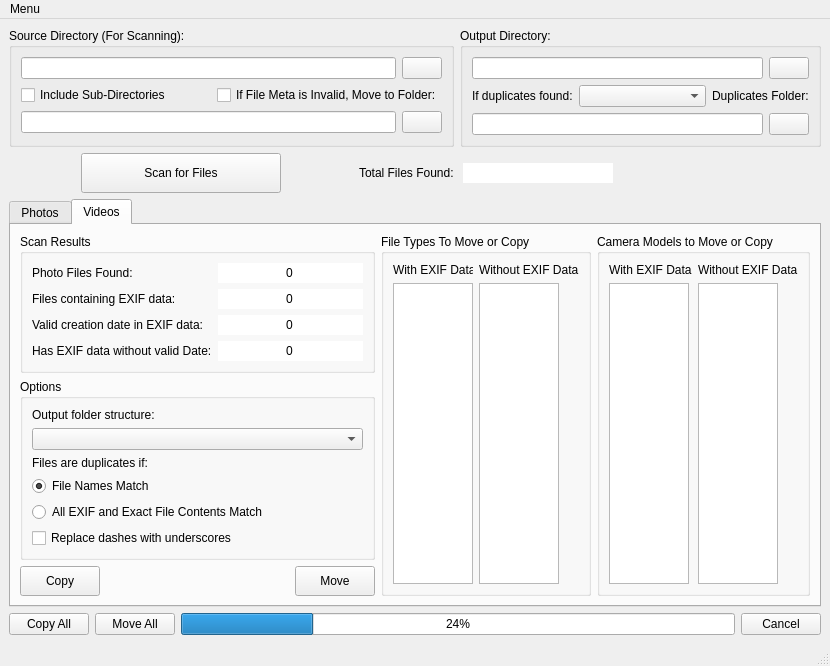
AmelioratesDevelopment/MetaMover, file metamovermainwindow.ui: the form before one commit.
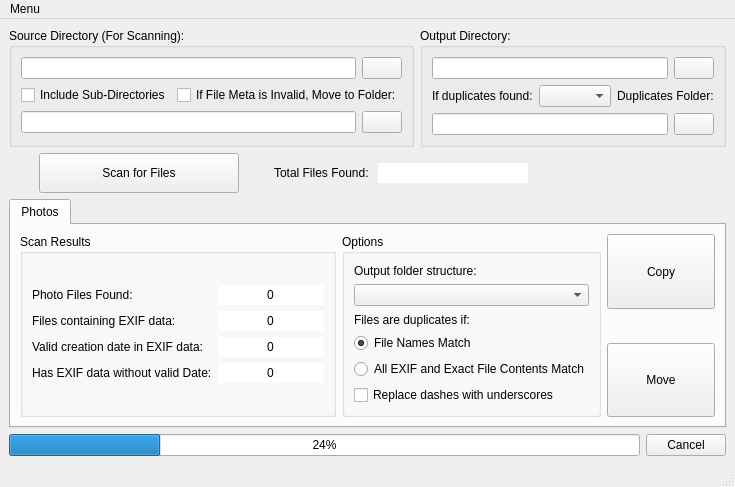
The form after the commit. The open tabs and pages were chosen to show the change. Icons and pictures are not drawn.

Commit message: FileHandlerFactory - Updated supported file list (based on what supports EXIF data) WIP Commit (unfinished) for the following: MetaMoverMainWindow Scanner TransferManager

What changed in the file:
```diff
--- a/metamovermainwindow.ui
+++ b/metamovermainwindow.ui
@@ -6,8 +6,8 @@
    <rect>
     <x>0</x>
     <y>0</y>
-    <width>830</width>
-    <height>629</height>
+    <width>567</width>
+    <height>434</height>
    </rect>
   </property>
   <property name="windowTitle">
@@ -287,78 +287,7 @@
          <attribute name="title">
           <string>Photos</string>
          </attribute>
-         <layout class="QGridLayout" name="gridLayout_16">
-          <item row="0" column="0">
-           <layout class="QGridLayout" name="gridLayout_17">
-            <item row="1" column="0">
-             <widget class="QGroupBox" name="groupBoxPhotoOptions">
-              <property name="sizePolicy">
-               <sizepolicy hsizetype="Preferred" vsizetype="Preferred">
-                <horstretch>0</horstretch>
-                <verstretch>0</verstretch>
-               </sizepolicy>
-              </property>
-              <property name="minimumSize">
-               <size>
-                <width>240</width>
-                <height>0</height>
-               </size>
-              </property>
-              <property name="title">
-               <string>Options</string>
-              </property>
-              <layout class="QGridLayout" name="gridLayout_9">
-               <item row="2" column="1">
-                <widget class="QLabel" name="labelPhotoDuplicateIdentitySetting">
-                 <property name="text">
-                  <string>Files are duplicates if:</string>
-                 </property>
-                </widget>
-               </item>
-               <item row="3" column="1">
-                <widget class="QRadioButton" name="radioButtonPhotosDupeSettingFileNameMatch">
-                 <property name="text">
-                  <string>File Names Match</string>
-                 </property>
-                 <property name="checked">
-                  <bool>true</bool>
-                 </property>
-                </widget>
-               </item>
-               <item row="1" column="1">
-                <widget class="QComboBox" name="comboBoxPhotoOutputFolderStructure">
-                 <property name="sizePolicy">
-                  <sizepolicy hsizetype="Preferred" vsizetype="Fixed">
-                   <horstretch>0</horstretch>
-                   <verstretch>0</verstretch>
-                  </sizepolicy>
-                 </property>
-                </widget>
-               </item>
-               <item row="4" column="1">
-                <widget class="QRadioButton" name="radioButtonPhotosDupeSettingEXIFAndFileNameMatch">
-                 <property name="text">
-                  <string>All EXIF and Exact File Contents Match</string>
-                 </property>
-                </widget>
-               </item>
-               <item row="0" column="1">
-                <widget class="QLabel" name="labelPhotoOutputFolderStructure">
-                 <property name="text">
-                  <string>Output folder structure:</string>
-                 </property>
-                </widget>
-               </item>
-               <item row="7" column="1">
-                <widget class="QCheckBox" name="checkBoxPhotoReplaceDashesWithUnderScores">
-                 <property name="text">
-                  <string>Replace dashes with underscores</string>
-                 </property>
-                </widget>
-               </item>
-              </layout>
-             </widget>
-            </item>
+         <layout class="QGridLayout" name="gridLayout_5">
             <item row="0" column="0">
              <widget class="QGroupBox" name="groupBoxPhotoScanResults">
               <property name="title">
@@ -488,8 +417,77 @@
               </layout>
              </widget>
             </item>
-            <item row="2" column="0">
-             <layout class="QHBoxLayout" name="horizontalLayout_11">
+          <item row="0" column="1">
+           <widget class="QGroupBox" name="groupBoxPhotoOptions">
+            <property name="sizePolicy">
+             <sizepolicy hsizetype="Preferred" vsizetype="Preferred">
+              <horstretch>0</horstretch>
+              <verstretch>0</verstretch>
+             </sizepolicy>
+            </property>
+            <property name="minimumSize">
+             <size>
+              <width>240</width>
+              <height>0</height>
+             </size>
+            </property>
+            <property name="title">
+             <string>Options</string>
+            </property>
+            <layout class="QGridLayout" name="gridLayout_9">
+             <item row="2" column="1">
+              <widget class="QLabel" name="labelPhotoDuplicateIdentitySetting">
+               <property name="text">
+                <string>Files are duplicates if:</string>
+               </property>
+              </widget>
+             </item>
+             <item row="3" column="1">
+              <widget class="QRadioButton" name="radioButtonPhotosDupeSettingFileNameMatch">
+               <property name="text">
+                <string>File Names Match</string>
+               </property>
+               <property name="checked">
+                <bool>true</bool>
+               </property>
+              </widget>
+             </item>
+             <item row="1" column="1">
+              <widget class="QComboBox" name="comboBoxPhotoOutputFolderStructure">
+               <property name="sizePolicy">
+                <sizepolicy hsizetype="Preferred" vsizetype="Fixed">
+                 <horstretch>0</horstretch>
+                 <verstretch>0</verstretch>
+                </sizepolicy>
+               </property>
+              </widget>
+             </item>
+             <item row="4" column="1">
+              <widget class="QRadioButton" name="radioButtonPhotosDupeSettingEXIFAndFileNameMatch">
+               <property name="text">
+                <string>All EXIF and Exact File Contents Match</string>
+               </property>
+              </widget>
+             </item>
+             <item row="0" column="1">
+              <widget class="QLabel" name="labelPhotoOutputFolderStructure">
+               <property name="text">
+                <string>Output folder structure:</string>
+               </property>
+              </widget>
+             </item>
+             <item row="7" column="1">
+              <widget class="QCheckBox" name="checkBoxPhotoReplaceDashesWithUnderScores">
+               <property name="text">
+                <string>Replace dashes with underscores</string>
+               </property>
+              </widget>
+             </item>
+            </layout>
+           </widget>
+          </item>
+          <item row="0" column="2">
+           <layout class="QVBoxLayout" name="verticalLayout_2">
               <item>
                <widget class="QPushButton" name="pushButtonPhotoCopy">
                 <property name="sizePolicy">
@@ -532,588 +530,6 @@
              </layout>
             </item>
            </layout>
-          </item>
-          <item row="0" column="3">
-           <widget class="QGroupBox" name="groupBoxPhotoFileTypesToMoveOrCopy">
-            <property name="sizePolicy">
-             <sizepolicy hsizetype="Minimum" vsizetype="Preferred">
-              <horstretch>0</horstretch>
-              <verstretch>0</verstretch>
-             </sizepolicy>
-            </property>
-            <property name="title">
-             <string>File Types To Move or Copy</string>
-            </property>
-            <layout class="QGridLayout" name="gridLayout_5">
-             <item row="0" column="0">
-              <layout class="QHBoxLayout" name="horizontalLayout_15">
-               <item>
-                <layout class="QVBoxLayout" name="verticalLayout_12">
-                 <item>
-                  <widget class="QLabel" name="label_17">
-                   <property name="maximumSize">
-                    <size>
-                     <width>80</width>
-                     <height>16777215</height>
-                    </size>
-                   </property>
-                   <property name="text">
-                    <string>With EXIF Data</string>
-                   </property>
-                  </widget>
-                 </item>
-                 <item>
-                  <widget class="QTableWidget" name="tableWidgetPhotoFileTypesWEXIF">
-                   <property name="sizePolicy">
-                    <sizepolicy hsizetype="Preferred" vsizetype="MinimumExpanding">
-                     <horstretch>0</horstretch>
-                     <verstretch>0</verstretch>
-                    </sizepolicy>
-                   </property>
-                   <property name="minimumSize">
-                    <size>
-                     <width>0</width>
-                     <height>0</height>
-                    </size>
-                   </property>
-                   <property name="maximumSize">
-                    <size>
-                     <width>80</width>
-                     <height>16777215</height>
-                    </size>
-                   </property>
-                  </widget>
-                 </item>
-                </layout>
-               </item>
-               <item>
-                <layout class="QVBoxLayout" name="verticalLayout_13">
-                 <item>
-                  <widget class="QLabel" name="label_18">
-                   <property name="text">
-                    <string>Without EXIF Data</string>
-                   </property>
-                  </widget>
-                 </item>
-                 <item>
-                  <widget class="QTableWidget" name="tableWidgetPhotoFileTypesWOEXIF">
-                   <property name="sizePolicy">
-                    <sizepolicy hsizetype="Preferred" vsizetype="MinimumExpanding">
-                     <horstretch>0</horstretch>
-                     <verstretch>0</verstretch>
-                    </sizepolicy>
-                   </property>
-                   <property name="maximumSize">
-                    <size>
-                     <width>80</width>
-                     <height>16777215</height>
-                    </size>
-                   </property>
-                  </widget>
-                 </item>
-                </layout>
-               </item>
-              </layout>
-             </item>
-            </layout>
-           </widget>
-          </item>
-          <item row="0" column="4">
-           <widget class="QGroupBox" name="groupBoxPhotoCameraTypesToMoveOrCopy">
-            <property name="sizePolicy">
-             <sizepolicy hsizetype="Minimum" vsizetype="Preferred">
-              <horstretch>0</horstretch>
-              <verstretch>0</verstretch>
-             </sizepolicy>
-            </property>
-            <property name="title">
-             <string>Camera Models to Move or Copy</string>
-            </property>
-            <layout class="QGridLayout" name="gridLayout_6">
-             <item row="0" column="0">
-              <layout class="QHBoxLayout" name="horizontalLayout_9">
-               <item>
-                <layout class="QVBoxLayout" name="verticalLayout_4">
-                 <item>
-                  <widget class="QLabel" name="label_10">
-                   <property name="text">
-                    <string>With EXIF Data</string>
-                   </property>
-                  </widget>
-                 </item>
-                 <item>
-                  <widget class="QTableWidget" name="tableWidgetPhotoCameraModelsWEXIF">
-                   <property name="sizePolicy">
-                    <sizepolicy hsizetype="Preferred" vsizetype="MinimumExpanding">
-                     <horstretch>0</horstretch>
-                     <verstretch>0</verstretch>
-                    </sizepolicy>
-                   </property>
-                   <property name="maximumSize">
-                    <size>
-                     <width>80</width>
-                     <height>16777215</height>
-                    </size>
-                   </property>
-                  </widget>
-                 </item>
-                </layout>
-               </item>
-               <item>
-                <layout class="QVBoxLayout" name="verticalLayout_5">
-                 <item>
-                  <widget class="QLabel" name="label_11">
-                   <property name="text">
-                    <string>Without EXIF Data</string>
-                   </property>
-                  </widget>
-                 </item>
-                 <item>
-                  <widget class="QTableWidget" name="tableWidgetPhotoCameraModelsWOEXIF">
-                   <property name="sizePolicy">
-                    <sizepolicy hsizetype="Preferred" vsizetype="MinimumExpanding">
-                     <horstretch>0</horstretch>
-                     <verstretch>0</verstretch>
-                    </sizepolicy>
-                   </property>
-                   <property name="maximumSize">
-                    <size>
-                     <width>80</width>
-                     <height>16777215</height>
-                    </size>
-                   </property>
-                  </widget>
-                 </item>
-                </layout>
-               </item>
-              </layout>
-             </item>
-            </layout>
-           </widget>
-          </item>
-         </layout>
-        </widget>
-        <widget class="QWidget" name="tabVideos">
-         <attribute name="title">
-          <string>Videos</string>
-         </attribute>
-         <layout class="QGridLayout" name="gridLayout_15">
-          <item row="0" column="0">
-           <layout class="QVBoxLayout" name="verticalLayout_11">
-            <item>
-             <widget class="QGroupBox" name="groupBoxVideoScanResults">
-              <property name="title">
-               <string>Scan Results</string>
-              </property>
-              <layout class="QGridLayout" name="gridLayout_12">
-               <item row="0" column="0">
-                <layout class="QGridLayout" name="gridLayout_13">
-                 <item row="1" column="0">
-                  <widget class="QLabel" name="labelVideoHasEXIFData">
-                   <property name="text">
-                    <string>Files containing EXIF data:</string>
-                   </property>
-                  </widget>
-                 </item>
-                 <item row="2" column="0">
-                  <widget class="QLabel" name="labelVideoHasEXIFDataWDate">
-                   <property name="text">
-                    <string>Valid creation date in EXIF data:</string>
-                   </property>
-                  </widget>
-                 </item>
-                 <item row="0" column="1">
-                  <widget class="QLineEdit" name="lineEditVideoFilesFound">
-                   <property name="sizePolicy">
-                    <sizepolicy hsizetype="Preferred" vsizetype="Fixed">
-                     <horstretch>0</horstretch>
-                     <verstretch>0</verstretch>
-                    </sizepolicy>
-                   </property>
-                   <property name="text">
-                    <string>0</string>
-                   </property>
-                   <property name="frame">
-                    <bool>false</bool>
-                   </property>
-                   <property name="alignment">
-                    <set>Qt::AlignCenter</set>
-                   </property>
-                   <property name="readOnly">
-                    <bool>true</bool>
-                   </property>
-                   <property name="clearButtonEnabled">
-                    <bool>false</bool>
-                   </property>
-                  </widget>
-                 </item>
-                 <item row="2" column="1">
-                  <widget class="QLineEdit" name="lineEditVideoHasEXIFDataWDate">
-                   <property name="sizePolicy">
-                    <sizepolicy hsizetype="Preferred" vsizetype="Fixed">
-                     <horstretch>0</horstretch>
-                     <verstretch>0</verstretch>
-                    </sizepolicy>
-                   </property>
-                   <property name="text">
-                    <string>0</string>
-                   </property>
-                   <property name="frame">
-                    <bool>false</bool>
-                   </property>
-                   <property name="alignment">
-                    <set>Qt::AlignCenter</set>
-                   </property>
-                   <property name="readOnly">
-                    <bool>true</bool>
-                   </property>
-                   <property name="clearButtonEnabled">
-                    <bool>false</bool>
-                   </property>
-                  </widget>
-                 </item>
-                 <item row="3" column="1">
-                  <widget class="QLineEdit" name="lineEditVideoHasEXIFDataNoDate">
-                   <property name="sizePolicy">
-                    <sizepolicy hsizetype="Preferred" vsizetype="Fixed">
-                     <horstretch>0</horstretch>
-                     <verstretch>0</verstretch>
-                    </sizepolicy>
-                   </property>
-                   <property name="text">
-                    <string>0</string>
-                   </property>
-                   <property name="frame">
-                    <bool>false</bool>
-                   </property>
-                   <property name="alignment">
-                    <set>Qt::AlignCenter</set>
-                   </property>
-                   <property name="readOnly">
-                    <bool>true</bool>
-                   </property>
-                   <property name="clearButtonEnabled">
-                    <bool>false</bool>
-                   </property>
-                  </widget>
-                 </item>
-                 <item row="1" column="1">
-                  <widget class="QLineEdit" name="lineEditVideoHadEXIFData">
-                   <property name="sizePolicy">
-                    <sizepolicy hsizetype="Preferred" vsizetype="Fixed">
-                     <horstretch>0</horstretch>
-                     <verstretch>0</verstretch>
-                    </sizepolicy>
-                   </property>
-                   <property name="text">
-                    <string>0</string>
-                   </property>
-                   <property name="frame">
-                    <bool>false</bool>
-                   </property>
-                   <property name="alignment">
-                    <set>Qt::AlignCenter</set>
-                   </property>
-                   <property name="readOnly">
-                    <bool>true</bool>
-                   </property>
-                   <property name="clearButtonEnabled">
-                    <bool>false</bool>
-                   </property>
-                  </widget>
-                 </item>
-                 <item row="0" column="0">
-                  <widget class="QLabel" name="labelVideoFilesFound">
-                   <property name="text">
-                    <string>Photo Files Found:</string>
-                   </property>
-                  </widget>
-                 </item>
-                 <item row="3" column="0">
-                  <widget class="QLabel" name="labelVideoHasEXIFDataNoDate">
-                   <property name="text">
-                    <string>Has EXIF data without valid Date:</string>
-                   </property>
-                  </widget>
-                 </item>
-                </layout>
-               </item>
-              </layout>
-             </widget>
-            </item>
-            <item>
-             <widget class="QGroupBox" name="groupBoxVideoOptions">
-              <property name="sizePolicy">
-               <sizepolicy hsizetype="Preferred" vsizetype="Preferred">
-                <horstretch>0</horstretch>
-                <verstretch>0</verstretch>
-               </sizepolicy>
-              </property>
-              <property name="minimumSize">
-               <size>
-                <width>240</width>
-                <height>0</height>
-               </size>
-              </property>
-              <property name="title">
-               <string>Options</string>
-              </property>
-              <layout class="QGridLayout" name="gridLayout_14">
-               <item row="2" column="1">
-                <widget class="QLabel" name="labelVideoDuplicateIdentitySetting">
-                 <property name="text">
-                  <string>Files are duplicates if:</string>
-                 </property>
-                </widget>
-               </item>
-               <item row="3" column="1">
-                <widget class="QRadioButton" name="radioButtonVideoDupeSettingFileNameMatch">
-                 <property name="text">
-                  <string>File Names Match</string>
-                 </property>
-                 <property name="checked">
-                  <bool>true</bool>
-                 </property>
-                </widget>
-               </item>
-               <item row="1" column="1">
-                <widget class="QComboBox" name="comboBoxVideoOutputFolderStructure">
-                 <property name="sizePolicy">
-                  <sizepolicy hsizetype="Preferred" vsizetype="Fixed">
-                   <horstretch>0</horstretch>
-                   <verstretch>0</verstretch>
-                  </sizepolicy>
-                 </property>
-                </widget>
-               </item>
-               <item row="4" column="1">
-                <widget class="QRadioButton" name="radioButtonVideoDupeSettingEXIFAndFileNameMatch">
-                 <property name="text">
-                  <string>All EXIF and Exact File Contents Match</string>
-                 </property>
-                </widget>
-               </item>
-               <item row="0" column="1">
-                <widget class="QLabel" name="labelVideoOutputFolderStructure">
-                 <property name="text">
-                  <string>Output folder structure:</string>
-                 </property>
-                </widget>
-               </item>
-               <item row="7" column="1">
-                <widget class="QCheckBox" name="checkBoxVideoReplaceDashesWithUnderScores">
-                 <property name="text">
-                  <string>Replace dashes with underscores</string>
-                 </property>
-                </widget>
-               </item>
-              </layout>
-             </widget>
-            </item>
-            <item>
-             <layout class="QHBoxLayout" name="horizontalLayout_14">
-              <item>
-               <widget class="QPushButton" name="pushButtonVideoCopy">
-                <property name="sizePolicy">
-                 <sizepolicy hsizetype="Preferred" vsizetype="Preferred">
-                  <horstretch>0</horstretch>
-                  <verstretch>0</verstretch>
-                 </sizepolicy>
-                </property>
-                <property name="text">
-                 <string>Copy</string>
-                </property>
-               </widget>
-              </item>
-              <item>
-               <spacer name="horizontalSpacer_6">
-                <property name="orientation">
-                 <enum>Qt::Horizontal</enum>
-                </property>
-                <property name="sizeHint" stdset="0">
-                 <size>
-                  <width>88</width>
-                  <height>28</height>
-                 </size>
-                </property>
-               </spacer>
-              </item>
-              <item>
-               <widget class="QPushButton" name="pushButtonVideoMove">
-                <property name="sizePolicy">
-                 <sizepolicy hsizetype="Preferred" vsizetype="Preferred">
-                  <horstretch>0</horstretch>
-                  <verstretch>0</verstretch>
-                 </sizepolicy>
-                </property>
-                <property name="text">
-                 <string>Move</string>
-                </property>
-               </widget>
-              </item>
-             </layout>
-            </item>
-           </layout>
-          </item>
-          <item row="0" column="1">
-           <widget class="QGroupBox" name="groupBoxVideoFileTypesToMoveOrCopy">
-            <property name="sizePolicy">
-             <sizepolicy hsizetype="Minimum" vsizetype="Preferred">
-              <horstretch>0</horstretch>
-              <verstretch>0</verstretch>
-             </sizepolicy>
-            </property>
-            <property name="title">
-             <string>File Types To Move or Copy</string>
-            </property>
-            <layout class="QGridLayout" name="gridLayout_10">
-             <item row="0" column="0">
-              <layout class="QHBoxLayout" name="horizontalLayout_12">
-               <item>
-                <layout class="QVBoxLayout" name="verticalLayout_7">
-                 <item>
-                  <widget class="QLabel" name="label_13">
-                   <property name="maximumSize">
-                    <size>
-                     <width>80</width>
-                     <height>16777215</height>
-                    </size>
-                   </property>
-                   <property name="text">
-                    <string>With EXIF Data</string>
-                   </property>
-                  </widget>
-                 </item>
-                 <item>
-                  <widget class="QTableWidget" name="tableWidgetVideoFileTypesWEXIF">
-                   <property name="sizePolicy">
-                    <sizepolicy hsizetype="Preferred" vsizetype="MinimumExpanding">
-                     <horstretch>0</horstretch>
-                     <verstretch>0</verstretch>
-                    </sizepolicy>
-                   </property>
-                   <property name="minimumSize">
-                    <size>
-                     <width>0</width>
-                     <height>0</height>
-                    </size>
-                   </property>
-                   <property name="maximumSize">
-                    <size>
-                     <width>80</width>
-                     <height>16777215</height>
-                    </size>
-                   </property>
-                  </widget>
-                 </item>
-                </layout>
-               </item>
-               <item>
-                <layout class="QVBoxLayout" name="verticalLayout_8">
-                 <item>
-                  <widget class="QLabel" name="label_14">
-                   <property name="text">
-                    <string>Without EXIF Data</string>
-                   </property>
-                  </widget>
-                 </item>
-                 <item>
-                  <widget class="QTableWidget" name="tableWidgetVideoFileTypesWOEXIF">
-                   <property name="sizePolicy">
-                    <sizepolicy hsizetype="Preferred" vsizetype="MinimumExpanding">
-                     <horstretch>0</horstretch>
-                     <verstretch>0</verstretch>
-                    </sizepolicy>
-                   </property>
-                   <property name="maximumSize">
-                    <size>
-                     <width>80</width>
-                     <height>16777215</height>
-                    </size>
-                   </property>
-                  </widget>
-                 </item>
-                </layout>
-               </item>
-              </layout>
-             </item>
-            </layout>
-           </widget>
-          </item>
-          <item row="0" column="2">
-           <widget class="QGroupBox" name="groupBoxVideoCameraTypesToMoveOrCopy">
-            <property name="sizePolicy">
-             <sizepolicy hsizetype="Minimum" vsizetype="Preferred">
-              <horstretch>0</horstretch>
-              <verstretch>0</verstretch>
-             </sizepolicy>
-            </property>
-            <property name="title">
-             <string>Camera Models to Move or Copy</string>
-            </property>
-            <layout class="QGridLayout" name="gridLayout_11">
-             <item row="0" column="0">
-              <layout class="QHBoxLayout" name="horizontalLayout_13">
-               <item>
-                <layout class="QVBoxLayout" name="verticalLayout_9">
-                 <item>
-                  <widget class="QLabel" name="label_15">
-                   <property name="text">
-                    <string>With EXIF Data</string>
-                   </property>
-                  </widget>
-                 </item>
-                 <item>
-                  <widget class="QTableWidget" name="tableWidgetVideoCameraModelsWEXIF">
-                   <property name="sizePolicy">
-                    <sizepolicy hsizetype="Preferred" vsizetype="MinimumExpanding">
-                     <horstretch>0</horstretch>
-                     <verstretch>0</verstretch>
-                    </sizepolicy>
-                   </property>
-                   <property name="maximumSize">
-                    <size>
-                     <width>80</width>
-                     <height>16777215</height>
-                    </size>
-                   </property>
-                  </widget>
-                 </item>
-                </layout>
-               </item>
-               <item>
-                <layout class="QVBoxLayout" name="verticalLayout_10">
-                 <item>
-                  <widget class="QLabel" name="label_16">
-                   <property name="text">
-                    <string>Without EXIF Data</string>
-                   </property>
-                  </widget>
-                 </item>
-                 <item>
-                  <widget class="QTableWidget" name="tableWidgetVideoCameraModelsWOEXIF">
-                   <property name="sizePolicy">
-                    <sizepolicy hsizetype="Preferred" vsizetype="MinimumExpanding">
-                     <horstretch>0</horstretch>
-                     <verstretch>0</verstretch>
-                    </sizepolicy>
-                   </property>
-                   <property name="maximumSize">
-                    <size>
-                     <width>80</width>
-                     <height>16777215</height>
-                    </size>
-                   </property>
-                  </widget>
-                 </item>
-                </layout>
-               </item>
-              </layout>
-             </item>
-            </layout>
-           </widget>
-          </item>
-         </layout>
         </widget>
        </widget>
       </item>
@@ -1121,32 +537,6 @@
     </item>
     <item row="1" column="0">
      <layout class="QHBoxLayout" name="horizontalLayout_10">
-      <item>
-       <widget class="QPushButton" name="pushButtonCopyAll">
-        <property name="sizePolicy">
-         <sizepolicy hsizetype="Preferred" vsizetype="Preferred">
-          <horstretch>0</horstretch>
-          <verstretch>0</verstretch>
-         </sizepolicy>
-        </property>
-        <property name="text">
-         <string>Copy All</string>
-        </property>
-       </widget>
-      </item>
-      <item>
-       <widget class="QPushButton" name="pushButtonMoveAll">
-        <property name="sizePolicy">
-         <sizepolicy hsizetype="Preferred" vsizetype="Preferred">
-          <horstretch>0</horstretch>
-          <verstretch>0</verstretch>
-         </sizepolicy>
-        </property>
-        <property name="text">
-         <string>Move All</string>
-        </property>
-       </widget>
-      </item>
       <item>
        <widget class="QProgressBar" name="progressBarFileProgress">
         <property name="value">
@@ -1170,7 +560,7 @@
     <rect>
      <x>0</x>
      <y>0</y>
-     <width>830</width>
+     <width>567</width>
      <height>17</height>
     </rect>
    </property>
```
Left out of the diff: 2 changed lines with no effect on the pictures. Lines whose indentation alone changed are shown as unchanged. The commit also changes 6 other files.
